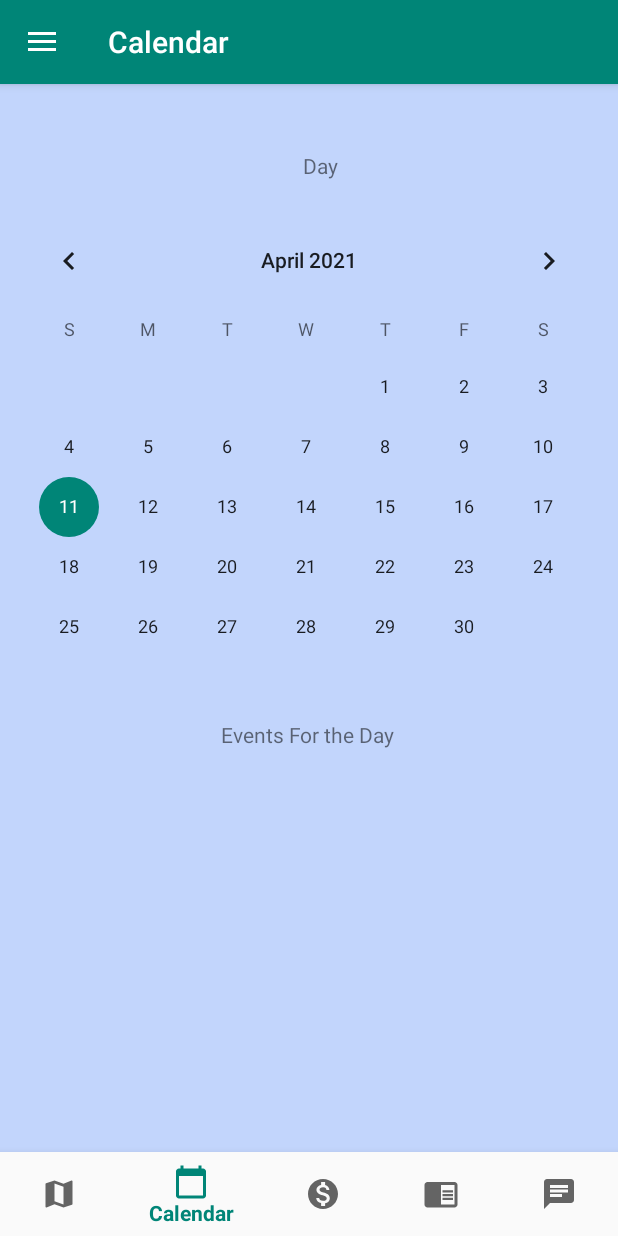
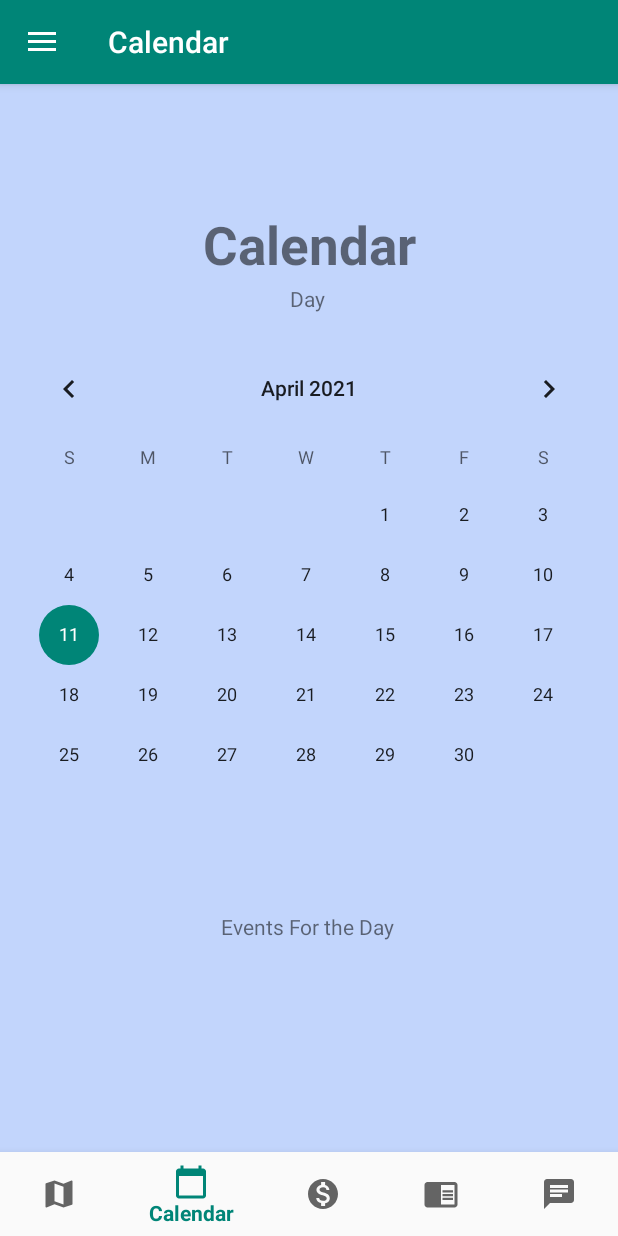
Before and after one commit to smenon1111/Equality-App-2021, an Android app: the screen it shows after launch (MainActivity), item 2 of the bottom bar chosen, on a phone screen of 412 x 824 dp. Run offline under Robolectric (Android 15) with nearby library versions, the phone set to English and light mode, and no system bars; our stand-ins replace navigation-ui.

Commit message:
small changes in layouts

```diff
--- a/app/src/main/res/layout/articles.xml
+++ b/app/src/main/res/layout/articles.xml
@@ -12,7 +12,6 @@
         android:layout_width="wrap_content"
         android:layout_height="wrap_content"
         android:layout_marginTop="10dp"
-        android:textColor="#FFFFFF"
         android:textStyle="bold"
         android:text="@string/articlesTitle"
         android:textSize="35dp"
--- a/app/src/main/res/layout/calendar.xml
+++ b/app/src/main/res/layout/calendar.xml
@@ -12,14 +12,14 @@
         android:id="@+id/calendarView"
         android:layout_width="0dp"
         android:layout_height="wrap_content"
+        android:focusedMonthDateColor="@style/CalendarTheme."
         android:unfocusedMonthDateColor="@style/CalendarTheme."
-        android:focusedMonthDateColor="@style/CalendarTheme."
         app:layout_constraintBottom_toBottomOf="parent"
         app:layout_constraintEnd_toEndOf="parent"
         app:layout_constraintHorizontal_bias="0.0"
         app:layout_constraintStart_toStartOf="parent"
         app:layout_constraintTop_toTopOf="parent"
-        app:layout_constraintVertical_bias="0.195" />
+        app:layout_constraintVertical_bias="0.394" />
 
     <TextView
         android:id="@+id/textView2"
@@ -31,7 +31,7 @@
         app:layout_constraintHorizontal_bias="0.498"
         app:layout_constraintStart_toStartOf="parent"
         app:layout_constraintTop_toTopOf="parent"
-        app:layout_constraintVertical_bias="0.566" />
+        app:layout_constraintVertical_bias="0.737" />
 
     <TextView
         android:id="@+id/date1"
@@ -40,9 +40,27 @@
         android:text="@string/Date"
         app:layout_constraintBottom_toBottomOf="parent"
         app:layout_constraintEnd_toEndOf="@+id/calendarView"
-        app:layout_constraintHorizontal_bias="0.519"
+        app:layout_constraintHorizontal_bias="0.498"
         app:layout_constraintStart_toStartOf="parent"
         app:layout_constraintTop_toTopOf="parent"
-        app:layout_constraintVertical_bias="0.06" />
+        app:layout_constraintVertical_bias="0.178" />
+
+    <TextView
+        android:id="@+id/textView6"
+        android:layout_width="wrap_content"
+        android:layout_height="wrap_content"
+        android:layout_marginStart="135dp"
+        android:layout_marginLeft="135dp"
+        android:layout_marginTop="80dp"
+        android:layout_marginEnd="135dp"
+        android:layout_marginRight="135dp"
+        android:text="Calendar"
+        android:textSize="35dp"
+        android:textStyle="bold"
+        app:layout_constraintBottom_toTopOf="@+id/date1"
+        app:layout_constraintEnd_toEndOf="parent"
+        app:layout_constraintStart_toStartOf="parent"
+        app:layout_constraintTop_toTopOf="parent"
+        tools:ignore="MissingConstraints" />
 
 </androidx.constraintlayout.widget.ConstraintLayout>
--- a/app/src/main/res/layout/resources_activity.xml
+++ b/app/src/main/res/layout/resources_activity.xml
@@ -12,7 +12,6 @@
         android:layout_width="wrap_content"
         android:layout_height="wrap_content"
         android:textStyle="bold"
-        android:textColor="#FFFFFF"
         android:text="@string/Intro"
         android:textSize="35dp"
         app:layout_constraintBottom_toBottomOf="parent"
--- a/app/src/main/res/menu/drawermenu.xml
+++ b/app/src/main/res/menu/drawermenu.xml
@@ -6,9 +6,9 @@
     <group android:checkableBehavior="single">
 
         <item
-            android:id="@+id/nav_resources"
-            android:icon="@drawable/ic_baseline_check_24"
-            android:title="Resources" />
+            android:id="@+id/nav_profile"
+            android:icon="@drawable/ic_baseline_supervisor_account_24"
+            android:title="Sign Up" />
 
         <item
             android:id="@+id/nav_therealprofile"
@@ -16,18 +16,19 @@
             android:title="Profile" />
 
         <item
-            android:id="@+id/nav_profile"
-            android:icon="@drawable/ic_baseline_supervisor_account_24"
-            android:title="Sign Up" />
-
-        <item
             android:id="@+id/nav_shop"
             android:icon="@drawable/ic_baseline_shopping_cart_24"
             android:title="Shop" />
+
         <item
-            android:id="@+id/nav_addcoins"
-            android:icon="@drawable/ic_baseline_shopping_cart_24"
-            android:title="Add Coins" />
+            android:id="@+id/nav_resources"
+            android:icon="@drawable/ic_baseline_check_24"
+            android:title="Resources" />
+
+<!--        <item-->
+<!--            android:id="@+id/nav_addcoins"-->
+<!--            android:icon="@drawable/ic_baseline_shopping_cart_24"-->
+<!--            android:title="Add Coins" />-->
 
     </group>
 
```
Also changed, not shown: app/src/main/res/layout/profile.xml (+18 -0 lines).
